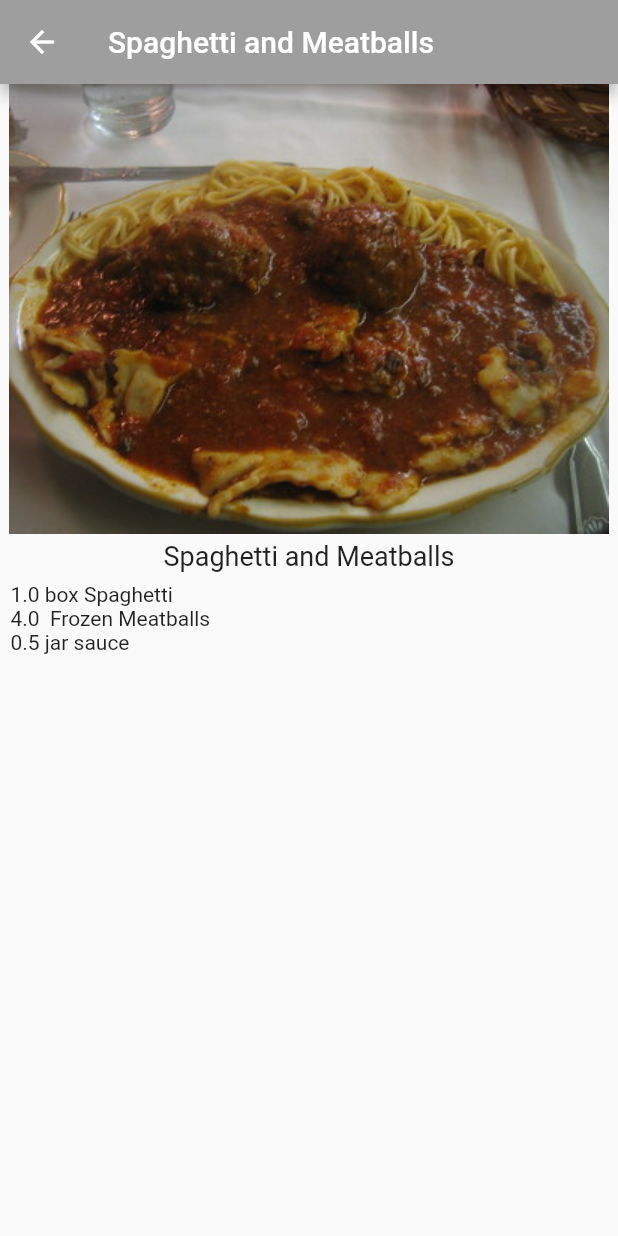
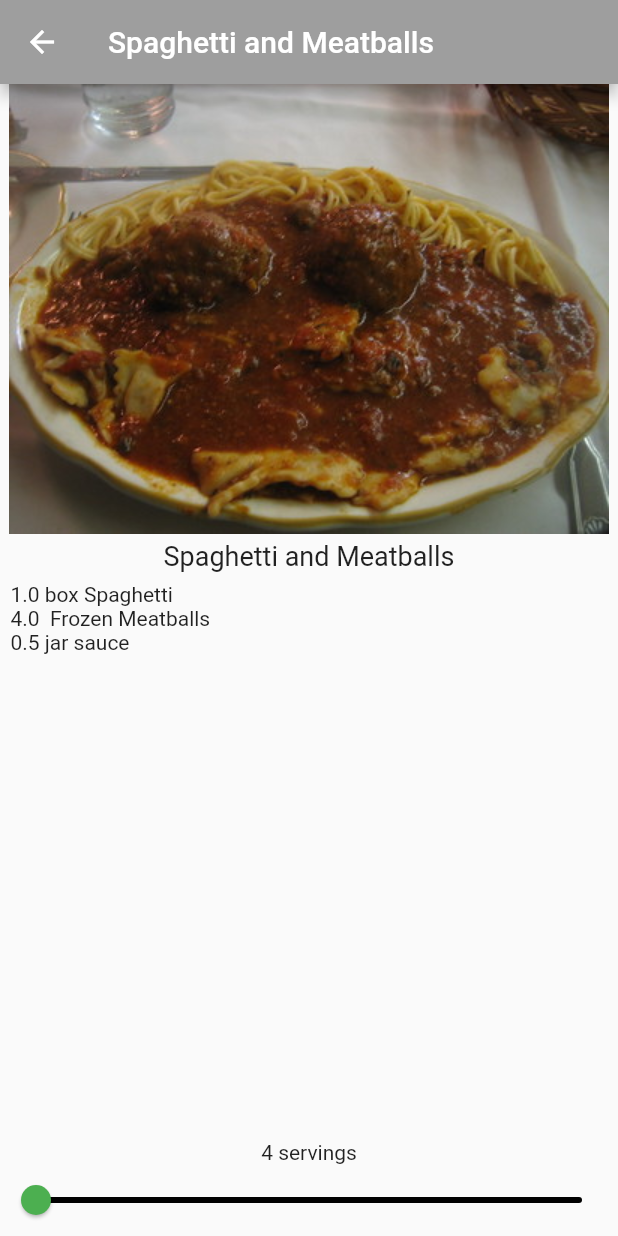
Before and after one commit to erecord/flutter-basic-recipe-app, a Flutter app: the screen it shows after launch, after a tap on "Spaghetti and Meatballs", on a phone screen of 412 x 824 dp. Run offline on Flutter 3.47's test engine with Material 2 defaults, Android fonts, the phone set to English and light mode, and no system bars.

Commit message:
Added slider to change serving size

```diff
--- a/lib/recipe_detail.dart
+++ b/lib/recipe_detail.dart
@@ -12,6 +12,8 @@ class RecipeDetail extends StatefulWidget {
 }
 
 class _RecipeDetailState extends State<RecipeDetail> {
+  int _sliderVal = 1;
+
   Widget buildScaffold(Widget body) => Scaffold(
         appBar: AppBar(
           title: Text(widget.recipe.label),
@@ -30,12 +32,30 @@ class _RecipeDetailState extends State<RecipeDetail> {
       );
   Widget buildIngredientsList(BuildContext context, int index) {
     final ingredient = widget.recipe.ingredients[index];
+    var calculatedIngredientQuantity = ingredient.quantity * _sliderVal;
     return Text(
-        '${ingredient.quantity} ${ingredient.measure} ${ingredient.name}');
+        '$calculatedIngredientQuantity ${ingredient.measure} ${ingredient.name}');
   }
 
+  Widget buildSlider(String calculatedServingsCountText) => Slider(
+        min: 1,
+        max: 10,
+        label: calculatedServingsCountText,
+        value: _sliderVal.toDouble(),
+        onChanged: (newValue) {
+          setState(() {
+            _sliderVal = newValue.round();
+          });
+        },
+        activeColor: Colors.green,
+        inactiveColor: Colors.black,
+      );
+
   @override
-  Widget build(BuildContext context) => buildScaffold(buildColumn([
+  Widget build(BuildContext context) {
+    var calculatedServingsCountText =
+        '${_sliderVal * widget.recipe.servings} servings';
+    return buildScaffold(buildColumn([
       SizedBox(
           height: 300,
           width: double.infinity,
@@ -49,6 +69,9 @@ class _RecipeDetailState extends State<RecipeDetail> {
         padding: const EdgeInsets.all(7),
         itemCount: widget.recipe.ingredients.length,
         itemBuilder: buildIngredientsList,
-        ))
+      )),
+      Text(calculatedServingsCountText),
+      buildSlider(calculatedServingsCountText)
     ]));
   }
+}
```
Lines whose indentation alone changed are shown as unchanged.
